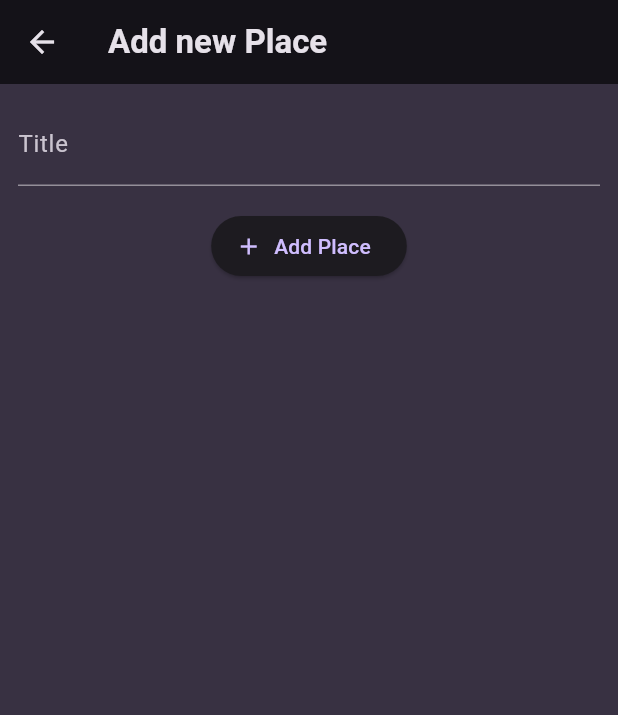
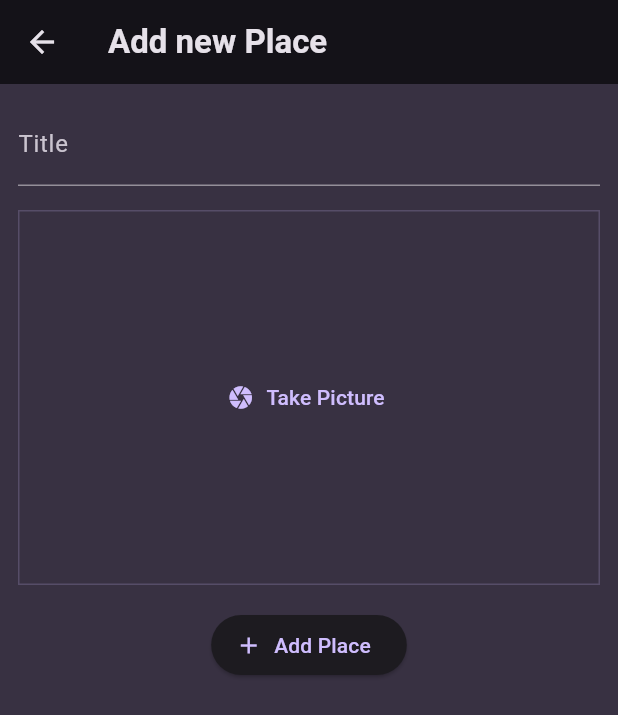
Before and after one commit to yazizomar/fav_locations, a Flutter app: the AddPlaceScreen screen opened directly, on a phone screen of 412 x 824 dp. Shown: the top 715 px of the screen. Run offline on Flutter 3.47's test engine with Material 3 defaults, Android fonts, the phone set to English and light mode, and no system bars; our stand-ins replace flutter_riverpod, google_fonts.

Commit message:
modified:   lib/screens/add_place.dart 	modified:   lib/widgets/image_input.dart 	modified:   linux/flutter/generated_plugin_registrant.cc 	modified:   linux/flutter/generated_plugins.cmake 	modified:   macos/Flutter/GeneratedPluginRegistrant.swift 	modified:   pubspec.lock 	modified:   pubspec.yaml 	modified:   windows/flutter/generated_plugin_registrant.cc 	modified:   windows/flutter/generated_plugins.cmake

```diff
--- a/lib/screens/add_place.dart
+++ b/lib/screens/add_place.dart
@@ -1,4 +1,5 @@
 import 'package:fav_locations/provider/user_places.dart';
+import 'package:fav_locations/widgets/image_input.dart';
 import 'package:flutter/material.dart';
 import 'package:flutter_riverpod/flutter_riverpod.dart';
 
@@ -42,11 +43,9 @@ class _AddPlaceScreenState extends ConsumerState<AddPlaceScreen> {
               style:
                   TextStyle(color: Theme.of(context).colorScheme.onBackground),
             ),
-            //image input
-
-            const SizedBox(
-              height: 16,
-            ),
+            const SizedBox(height: 16),
+            const ImageInput(),
+            const SizedBox(height: 16),
             ElevatedButton.icon(
               icon: const Icon(Icons.add),
               onPressed: _savePlace,
--- a/lib/widgets/image_input.dart
+++ b/lib/widgets/image_input.dart
@@ -8,8 +8,25 @@ class ImageInput extends StatefulWidget {
 }
 
 class _ImageInputState extends State<ImageInput> {
+  void _takePicture() {}
+
   @override
   Widget build(BuildContext context) {
-    return const Placeholder();
+    return Container(
+      decoration: BoxDecoration(
+        border: Border.all(
+          width: 1,
+          color: Theme.of(context).colorScheme.primary.withOpacity(0.2),
+        ),
+      ),
+      height: 250,
+      width: double.infinity,
+      alignment: Alignment.center,
+      child: TextButton.icon(
+        onPressed: _takePicture,
+        icon: const Icon(Icons.camera),
+        label: const Text('Take Picture'),
+      ),
+    );
   }
 }
--- a/pubspec.yaml
+++ b/pubspec.yaml
@@ -35,6 +35,7 @@ dependencies:
   google_fonts: ^6.1.0
   uuid: ^4.3.3
   flutter_riverpod: ^2.4.9
+  image_picker: ^1.0.7
 
 dev_dependencies:
   flutter_test:
@@ -45,7 +46,7 @@ dev_dependencies:
   # activated in the `analysis_options.yaml` file located at the root of your
   # package. See that file for information about deactivating specific lint
   # rules and activating additional ones.
-  flutter_lints: ^2.0.0
+  flutter_lints: ^3.0.1
 
 # For information on the generic Dart part of this file, see the
 # following page: https://dart.dev/tools/pub/pubspec
```
Also changed, not shown: pubspec.lock, 5 other files.
